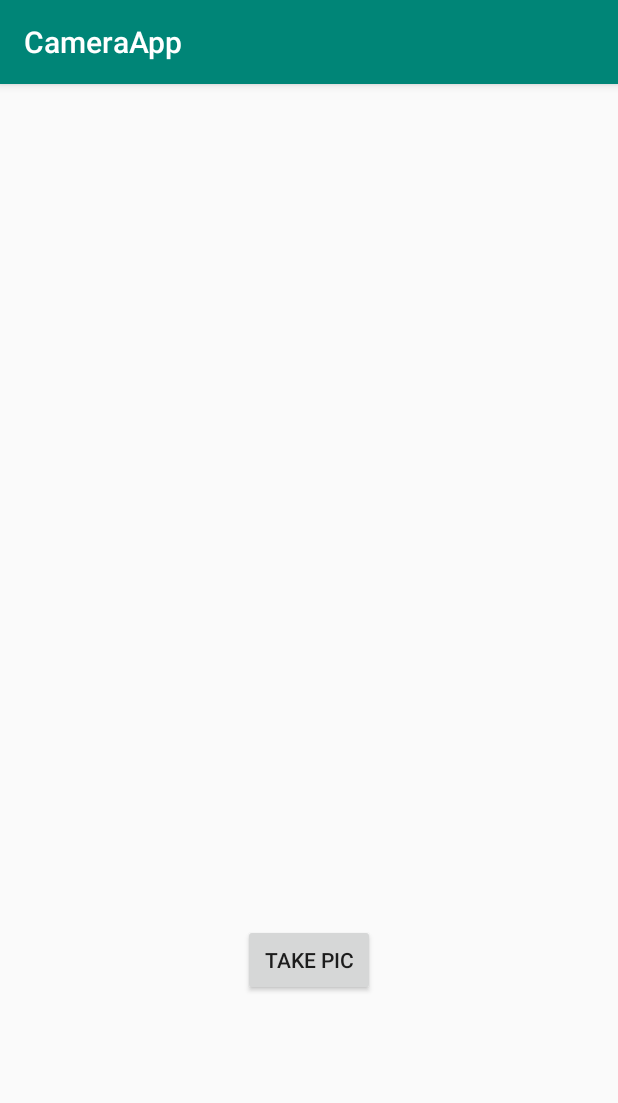
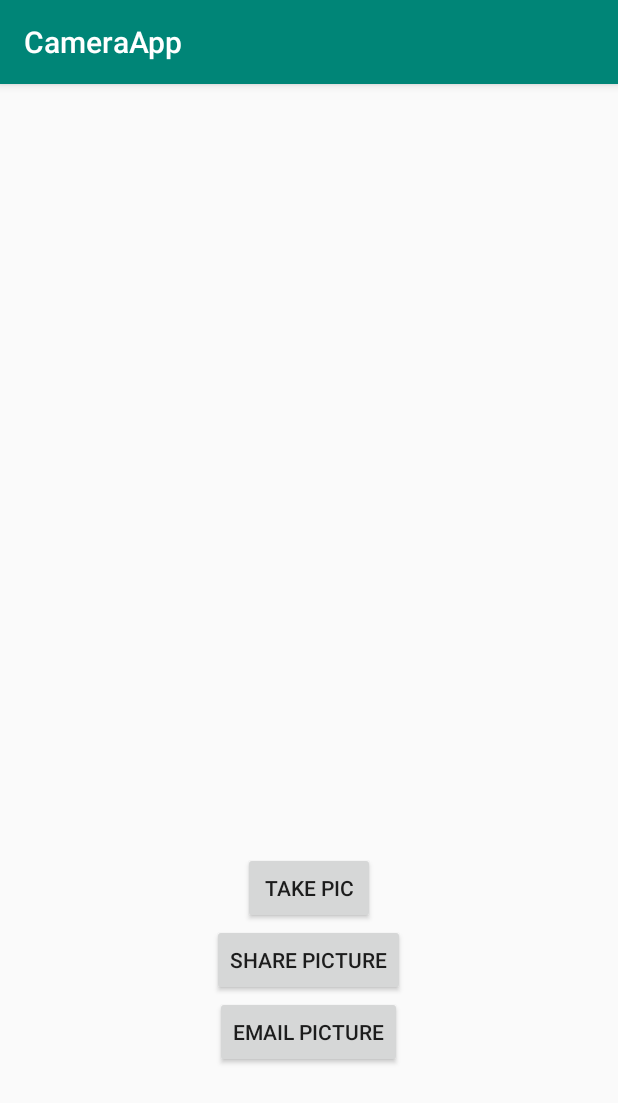
Before and after one commit to mcmillen-classroom/cis79a-checkpoint-6-Christina-CS-Foothill, an Android app: the screen it shows after launch (MainActivity), after a tap on "TAKE PIC", on a phone screen of 412 x 824 dp. Shown: the top 1103 px of the screen. Run offline under Robolectric (Android 15) with nearby library versions, the phone set to English and light mode, and no system bars.

Commit message:
Start of Checkpoint 7

```diff
--- a/app/src/main/java/com/christinahunter/cameraapp/MainActivity.java
+++ b/app/src/main/java/com/christinahunter/cameraapp/MainActivity.java
@@ -13,6 +13,7 @@ import android.provider.MediaStore;
 import android.view.View;
 import android.widget.Button;
 import android.widget.ImageView;
+import android.widget.Toast;
 
 import java.io.File;
 import java.io.FileNotFoundException;
@@ -27,6 +28,8 @@ public class MainActivity extends AppCompatActivity implements View.OnClickListe
     private Uri mCurrentPhotoPath;
     private ImageView mImageView;
     private Button picButton;
+    private Button shareButton;
+    private Button emailButton;
 
     @Override
     protected void onCreate(Bundle savedInstanceState) {
@@ -35,14 +38,27 @@ public class MainActivity extends AppCompatActivity implements View.OnClickListe
 
         mImageView = (ImageView) findViewById(R.id.image_view);
         picButton = (Button) findViewById(R.id.camera_button);
+        shareButton = (Button) findViewById(R.id.share_button);
+        emailButton = (Button) findViewById(R.id.email_button);
 
         picButton.setOnClickListener(this);
+        shareButton.setOnClickListener(this);
+        emailButton.setOnClickListener(this);
     }
 
     @Override
     public void onClick(View view) {
 
-        dispatchTakePictureIntent();
+        if(view.getId() == R.id.camera_button){
+
+            dispatchTakePictureIntent();
+        }
+        else if(view.getId() == R.id.share_button){
+            dispatchSharePicture();
+        }
+        else if(view.getId() == R.id.email_button){
+            dispatchEmailPicture();
+        }
 
 
     }
@@ -71,6 +87,43 @@ public class MainActivity extends AppCompatActivity implements View.OnClickListe
 
         }
     }
+
+    private void dispatchSharePicture()
+    {
+        File image = new File(mCurrentPhotoPath.getPath());
+        Uri photoURI = FileProvider.getUriForFile(this, "com.example.android.fileprovider", image);
+
+        Intent shareIntent = new Intent();
+        shareIntent.setAction(Intent.ACTION_SEND);
+        shareIntent.putExtra(Intent.EXTRA_STREAM, photoURI);
+        shareIntent.setType("image/jpeg");
+
+        startActivity(Intent.createChooser(shareIntent, getResources().getText(R.string.share_pic)));
+    }
+
+    private void dispatchEmailPicture()
+    {
+        File image = new File(mCurrentPhotoPath.getPath());
+        Uri photoURI = FileProvider.getUriForFile(this, "com.example.android.fileprovider", image);
+
+        Intent emailIntent = new Intent();
+        emailIntent.setAction(Intent.ACTION_SENDTO);
+        emailIntent.setData(Uri.parse("mailto:"));
+        emailIntent.putExtra(Intent.EXTRA_SUBJECT, "Check out my pic!");
+        emailIntent.putExtra(Intent.EXTRA_TEXT, "Taken using my CameraApp.");
+        emailIntent.putExtra(Intent.EXTRA_STREAM, photoURI);
+
+        if (emailIntent.resolveActivity(getPackageManager()) != null)
+        {
+            startActivity(emailIntent);
+        }
+        else
+        {
+            Toast.makeText(this, "No email app configured.", Toast.LENGTH_LONG).show();
+        }
+    }
+
+
 
     //this method is automatically called by android following the dispatchTakePictureIntent() method
     @Override
--- a/app/src/main/res/layout/activity_main.xml
+++ b/app/src/main/res/layout/activity_main.xml
@@ -23,4 +23,16 @@
         android:layout_height="wrap_content"
         android:text="@string/take_pic"/>
 
+    <Button
+        android:id="@+id/share_button"
+        android:text="@string/share_pic"
+        android:layout_width="wrap_content"
+        android:layout_height="wrap_content" />
+
+    <Button
+        android:id="@+id/email_button"
+        android:text="@string/email_button"
+        android:layout_width="wrap_content"
+        android:layout_height="wrap_content" />
+
 </LinearLayout>
--- a/app/src/main/res/values/strings.xml
+++ b/app/src/main/res/values/strings.xml
@@ -1,6 +1,8 @@
 <resources>
     <string name="app_name">CameraApp</string>
     <string name="take_pic">Take Pic</string>
+    <string name="share_pic">Share Picture</string>
+    <string name="email_button">Email Picture</string>
 
 
 </resources>
```
